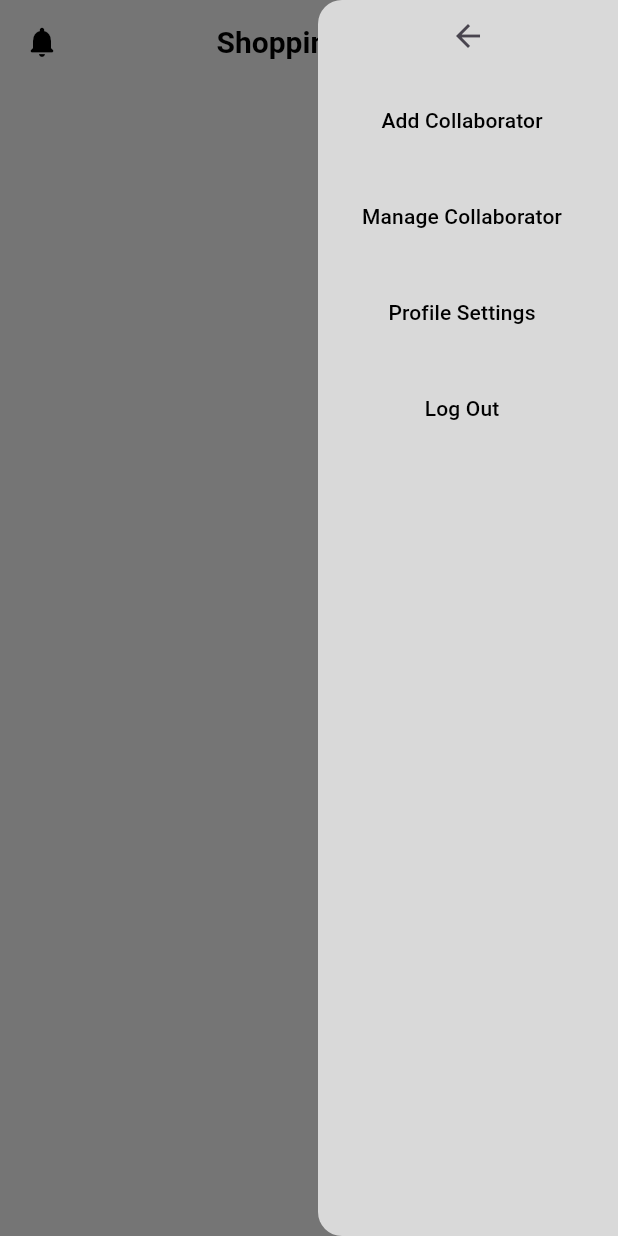
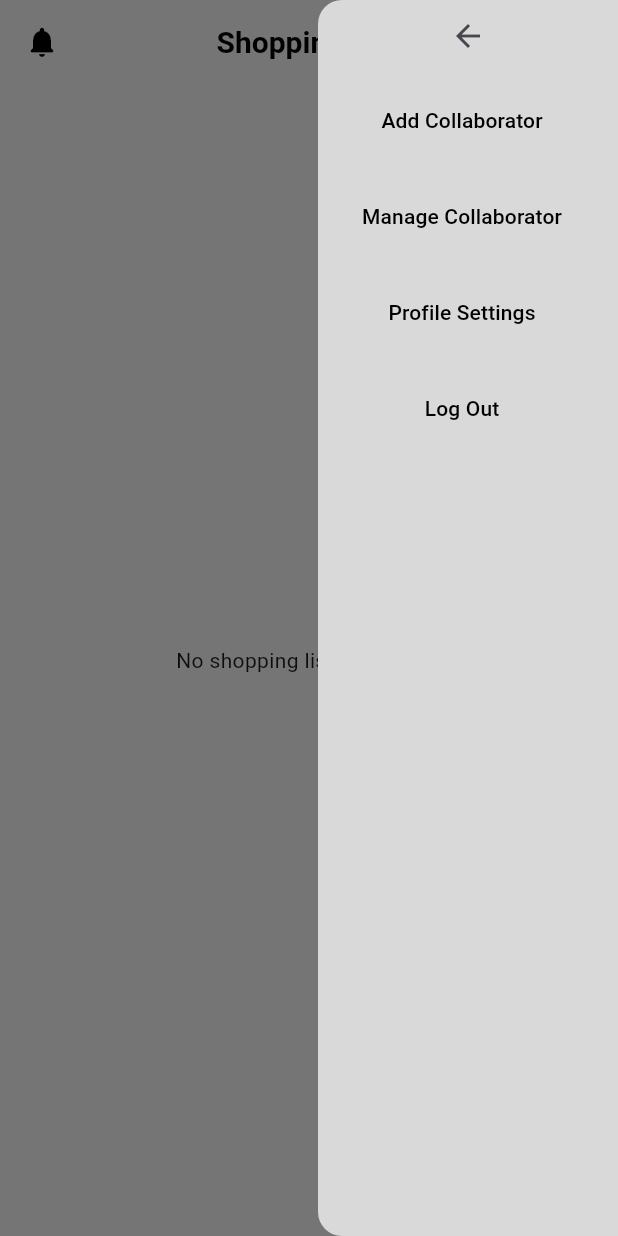
Before and after one commit to eliuds-world/ShopMate-App, a Flutter app: the NewListPage screen opened by its route, after a tap on the "arrow back" icon, after a tap on the "menu" icon, on a phone screen of 412 x 824 dp. Run offline on Flutter 3.47's test engine with Material 3 defaults, Android fonts, the phone set to English and light mode, and no system bars; our stand-ins replace cloud_firestore, firebase_auth, firebase_core, go_router, sqflite; missing offline and left inert: dart:ffi; accounts and stored records are empty.

Commit message:
Fixed the problem with reading lists

```diff
--- a/lib/main.dart
+++ b/lib/main.dart
@@ -6,7 +6,6 @@ final router = createRouter();
 
 void main() async {
   WidgetsFlutterBinding.ensureInitialized();
-  // await Firebase.initializeApp(options: DefaultFirebaseOptions.currentPlatform);
   await AuthService.firebase().initialize();
   runApp(const ShopMate());
 }
--- /dev/null
+++ b/lib/models/dashboard/shopping_list_model.dart
@@ -0,0 +1,25 @@
+class ShoppingList {
+  final String name;
+  final String category;
+
+  ShoppingList({
+    required this.name,
+    required this.category,
+  });
+
+  // Create a factory constructor to create a ShoppingList instance from a JSON map.
+  factory ShoppingList.fromJson(Map<String, dynamic> json) {
+    return ShoppingList(
+      name: json['name'] as String,
+      category: json['category'] as String,
+    );
+  }
+
+  // Create a method to convert a ShoppingList instance to a JSON map.
+  Map<String, dynamic> toJson() {
+    return {
+      'name': name,
+      'category': category,
+    };
+  }
+}
--- a/lib/pages/dashboard/list_page.dart
+++ b/lib/pages/dashboard/list_page.dart
@@ -1,11 +1,9 @@
 import 'package:flutter/material.dart';
 import 'package:go_router/go_router.dart';
-// import 'package:go_router/go_router.dart';
+import 'package:shopmate/models/dashboard/shopping_list_model.dart';
 import 'package:shopmate/pages/dashboard/menubar.dart';
 import 'package:shopmate/services/authentication/auth_service.dart';
-import 'package:shopmate/services/crud_services.dart';
-// import 'package:shopmate/widgets/elevated_button_widget.dart';
-// import 'package:shopmate/widgets/elevated_button_widget.dart';
+import 'package:shopmate/services/dashboard/list_service.dart';
 
 class ListPage extends StatefulWidget {
   const ListPage({Key? key});
@@ -15,22 +13,16 @@ class ListPage extends StatefulWidget {
 }
 
 class _ListPageState extends State<ListPage> {
-  late final ListsService myListsService;
 
-  //exposing the functionality in my list_page that grabs the users email
-  String get userEmail =>
-      AuthService.firebase().currentUser!.email ?? "shoppinglist@gmail.com";
+  String get userEmail => AuthService.firebase().currentUser!.email ?? "shoppinglist@gmail.com";
 
   @override
   void initState() {
-    myListsService = ListsService();
     super.initState();
   }
 
   @override
   Widget build(BuildContext context) {
-    // final screenHeight = MediaQuery.of(context).size.height;
-
     return Scaffold(
       backgroundColor: Colors.white,
       endDrawer: SizedBox(
@@ -57,25 +49,21 @@ class _ListPageState extends State<ListPage> {
           context.go("/new_list_page");
         },
         child: Icon(Icons.add),
-        // backgroundColor: ,
       ),
-      body: FutureBuilder(
-        future: myListsService.getOrCreateUser(email: userEmail),
-        // future: createNewList(),
-        builder: (context, snapshot) {
-          switch (snapshot.connectionState) {
-            case ConnectionState.done:
-              //how we get our notes from our snapshot
-              // myList = snapshot.data as DatabaseList;
-              // setUpTextControllerListener();
-              return StreamBuilder(
-                stream: myListsService.allLists,
+      body: StreamBuilder<List<ShoppingList>>(
+        stream: ListService.shoppingLists,
         builder: (context, snapshot) {
           switch (snapshot.connectionState) {
             case ConnectionState.waiting:
             case ConnectionState.active:
               if (snapshot.hasData) {
-                        final allLists = snapshot.data as List<DatabaseList>;
+                final allLists = snapshot.data ?? [];
+
+                if (allLists.isEmpty) {
+                  return Center(
+                    child: Text("No shopping lists available."),
+                  );
+                }
 
                 return ListView.builder(
                   itemCount: allLists.length,
@@ -83,28 +71,25 @@ class _ListPageState extends State<ListPage> {
                     final list = allLists[index];
                     return ListTile(
                       title: Text(
-                                list.listText,
-                                style: TextStyle(
-                                    fontSize: 20, color: Colors.black),
+                        list.name,
+                        style: TextStyle(fontSize: 20, color: Colors.black),
                       ),
-                              subtitle: Text("my items"),
-                              tileColor: Color(0xFFD9D9D9),
+                      subtitle: Text(
+                        'Category: ${list.category}',
+                        style: TextStyle(fontSize: 14, color: Colors.grey),
+                      ),
                       minVerticalPadding: 12,
                       contentPadding: EdgeInsets.all(10),
                       trailing: Row(
                         mainAxisSize: MainAxisSize.min,
                         children: [
                           IconButton(
-                                    onPressed: () {
-                                      // Add your edit logic here
-                                    },
-                                    icon: Icon(Icons.edit),
+                            onPressed: () {},
+                            icon: Icon(Icons.edit, color: Colors.orange),
                           ),
                           IconButton(
-                                    onPressed: () {
-                                      // Add your delete logic here
-                                    },
-                                    icon: Icon(Icons.delete),
+                            onPressed: () {},
+                            icon: Icon(Icons.delete, color: Colors.red),
                           ),
                         ],
                       ),
@@ -112,21 +97,11 @@ class _ListPageState extends State<ListPage> {
                   },
                 );
               } else {
-                        return CircularProgressIndicator();
+                return Center(child: CircularProgressIndicator());
               }
 
-
             default:
-                      return CircularProgressIndicator();
-                  }
-                },
-              );
-            case ConnectionState.waiting:
-            case ConnectionState.active:
-              return CircularProgressIndicator();
-
-            default:
-              return CircularProgressIndicator();
+              return Center(child: CircularProgressIndicator());
           }
         },
       ),
--- a/lib/pages/dashboard/new_list_page.dart
+++ b/lib/pages/dashboard/new_list_page.dart
@@ -2,11 +2,8 @@ import 'package:flutter/material.dart';
 import 'package:go_router/go_router.dart';
 import 'package:shopmate/services/authentication/auth_service.dart';
 import 'package:shopmate/services/crud_services.dart';
-// import 'package:shopmate/widgets/elevated_button_widget.dart';
 
 class NewListPage extends StatefulWidget {
-  const NewListPage({Key? key}) : super(key: key);
-
   @override
   State<NewListPage> createState() => _NewListPageState();
 }
@@ -24,14 +21,13 @@ class _NewListPageState extends State<NewListPage> {
     }
     final currentUser = AuthService.firebase().currentUser;
     if (currentUser == null) {
-      // Handle the case where the user is not authenticated
       throw Exception("User not authenticated");
     }
     final email = currentUser.email;
     if (email == null) {
-      // Handle the case where the user's email is not available
       throw Exception("User email not available");
     }
+
     final owner = await myListsService.getUser(email: email);
 
     return await myListsService.createLists(owner: owner);
@@ -106,15 +102,16 @@ class _NewListPageState extends State<NewListPage> {
                 title: Text(
                   "Create New Item",
                   style: TextStyle(
-                    color: Colors.black, // Text color
+                    color: Colors.black,
                   ),
                 ),
-                backgroundColor:
-                    Colors.transparent, // Remove the background color
-                elevation: 0, // Remove the elevation
+                backgroundColor: Colors.transparent,
+                elevation: 0,
                 leading: IconButton(
-                  icon: Icon(Icons.arrow_back,
-                      color: Colors.black), // Back arrow color
+                  icon: Icon(
+                    Icons.arrow_back,
+                    color: Colors.black,
+                  ),
                   onPressed: () {
                     context.go("/list_page");
                   },
@@ -123,21 +120,18 @@ class _NewListPageState extends State<NewListPage> {
               body: Column(
                 children: [
                   TextField(
-                    controller: titleController, // Add controller here
+                    controller: titleController,
                     keyboardType: TextInputType.multiline,
                     maxLines: null,
                     decoration: InputDecoration(
                       hintText: "list",
                     ),
-                    onChanged: (value) {
-                      // newDescriptionList = value;
-                    },
+                    onChanged: (value) {},
                   ),
                 ],
               ),
             );
-          default:
-            return CircularProgressIndicator();
+          default: return CircularProgressIndicator();
         }
       },
     );
--- a/lib/providers/authentication/firebase_auth_providers.dart
+++ b/lib/providers/authentication/firebase_auth_providers.dart
@@ -1,8 +1,5 @@
-
 import 'dart:ffi';
-
-import 'package:firebase_auth/firebase_auth.dart'
-    show FirebaseAuth, FirebaseAuthException;
+import 'package:firebase_auth/firebase_auth.dart' show FirebaseAuth, FirebaseAuthException;
 import 'package:firebase_core/firebase_core.dart';
 import 'package:shopmate/firebase_options.dart';
 import 'package:shopmate/providers/authentication/auth_provider.dart';
--- /dev/null
+++ b/lib/services/dashboard/list_service.dart
@@ -0,0 +1,35 @@
+import 'package:cloud_firestore/cloud_firestore.dart';
+import 'package:shopmate/models/dashboard/shopping_list_model.dart';
+
+final CollectionReference listsCollection = FirebaseFirestore.instance.collection('lists');
+
+class ListService {
+
+  // Create a new shopping list
+  static Future<void> createShoppingList(ShoppingList shoppingList) async {
+    await listsCollection.add(shoppingList.toJson());
+  }
+
+  // Read all shopping lists
+  static Stream<List<ShoppingList>> get shoppingLists {
+    return listsCollection.snapshots().map(
+      (snapshot) {
+        return snapshot.docs.map(
+          (doc) {
+            return ShoppingList.fromJson(doc.data() as Map<String, dynamic>);
+          },
+        ).toList();
+      },
+    );
+  }
+
+  // Update a shopping list
+  static Future<void> updateShoppingList(String documentId, ShoppingList shoppingList) async {
+    await listsCollection.doc(documentId).update(shoppingList.toJson());
+  }
+
+  // Delete a shopping list
+  static Future<void> deleteShoppingList(String documentId) async {
+    await listsCollection.doc(documentId).delete();
+  }
+}
```
Also changed, not shown: lib/pages/dashboard/menubar.dart (+5 -8 lines), pubspec.lock. Lines whose indentation alone changed are shown as unchanged.
